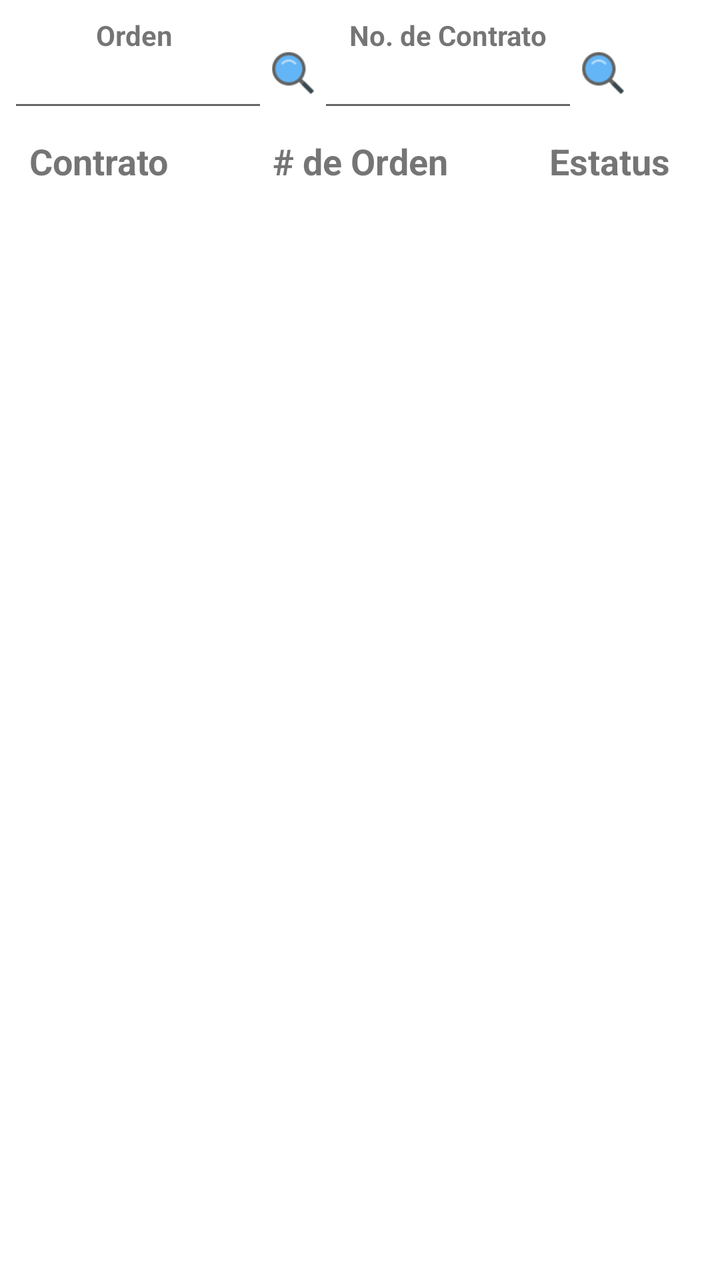
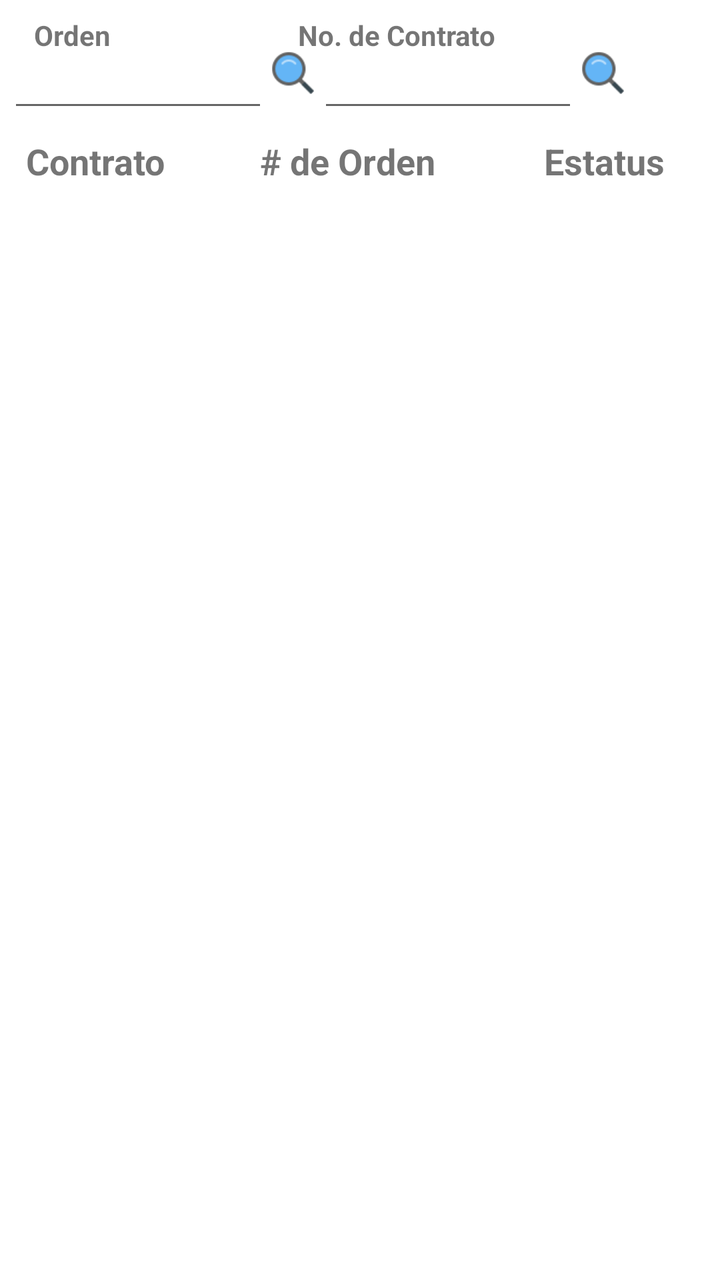

Before-and-after screenshots of an Android layout around one commit, followed by the original layout XML and the change that was made.
<!-- AndroidManifest.xml: application theme AppTheme -->
<!-- res/layout/content_orden.xml -->
<?xml version="1.0" encoding="utf-8"?>
<android.support.constraint.ConstraintLayout xmlns:android="http://schemas.android.com/apk/res/android"
    xmlns:app="http://schemas.android.com/apk/res-auto"
    xmlns:tools="http://schemas.android.com/tools"
    android:layout_width="match_parent"
    android:layout_height="match_parent"
    android:background="@color/fondoBlanco"
    app:layout_behavior="@string/appbar_scrolling_view_behavior"
    tools:context=".Activitys.Orden"

    tools:showIn="@layout/app_bar_orden">

    <ListView
        android:id="@+id/listorden"
        android:layout_width="match_parent"
        android:layout_height="match_parent"
        android:layout_alignParentTop="true"
        android:layout_marginTop="100dp"
        android:backgroundTint="@color/colorPrimary"
        android:dividerHeight="10dp"
        android:elevation="80dp"
        android:paddingLeft="8dp"
        android:paddingRight="8dp"
        app:layout_constraintEnd_toEndOf="parent"
        app:layout_constraintStart_toStartOf="parent"
        app:layout_constraintTop_toTopOf="parent" />

    <TextView
        android:id="@+id/textView39"
        android:layout_width="wrap_content"
        android:layout_height="wrap_content"
        android:layout_marginStart="8dp"
        android:layout_marginTop="8dp"
        android:layout_marginEnd="8dp"
        android:text="@string/orden"
        android:textStyle="bold"
        app:layout_constraintEnd_toEndOf="@+id/ordsearch"
        app:layout_constraintStart_toStartOf="parent"
        app:layout_constraintTop_toTopOf="parent" />

    <EditText
        android:id="@+id/ordsearch"
        android:layout_width="130dp"
        android:layout_height="45dp"
        android:layout_marginStart="4dp"
        android:layout_marginTop="16dp"
        android:inputType="number"
        app:layout_constraintEnd_toStartOf="@+id/borden"
        app:layout_constraintStart_toStartOf="parent"
        app:layout_constraintTop_toTopOf="parent" />

    <Button
        android:id="@+id/borden"
        android:layout_width="25dp"
        android:layout_height="25dp"
        android:layout_marginTop="24dp"
        android:background="@drawable/busqueda"
        android:gravity="center_vertical"
        app:layout_constraintStart_toEndOf="@+id/ordsearch"
        app:layout_constraintTop_toTopOf="parent" />


    <EditText
        android:id="@+id/contsearch"
        android:layout_width="130dp"
        android:layout_height="45dp"
        android:layout_marginTop="16dp"
        android:inputType="text|number"
        app:layout_constraintStart_toEndOf="@+id/borden"
        app:layout_constraintTop_toTopOf="parent" />

    <Button
        android:id="@+id/bcontrato"
        android:layout_width="25dp"
        android:layout_height="25dp"
        android:layout_marginTop="24dp"
        android:background="@drawable/busqueda"
        android:gravity="center_vertical"
        app:layout_constraintStart_toEndOf="@+id/contsearch"
        app:layout_constraintTop_toTopOf="parent" />

    <TextView
        android:layout_width="wrap_content"
        android:layout_height="wrap_content"
        android:layout_marginStart="8dp"
        android:layout_marginTop="8dp"
        android:layout_marginEnd="8dp"
        android:text="@string/n_Contrato"
        android:textStyle="bold"
        app:layout_constraintEnd_toStartOf="@+id/bcontrato"
        app:layout_constraintStart_toEndOf="@+id/borden"
        app:layout_constraintTop_toTopOf="parent" />

    <TextView
        android:id="@+id/textView38"
        android:layout_width="wrap_content"
        android:layout_height="wrap_content"
        android:layout_alignParentStart="true"
        android:layout_marginTop="8dp"
        android:layout_marginBottom="8dp"
        android:text="@string/contrato"
        android:textSize="18dp"
        android:textStyle="bold"
        app:layout_constraintBottom_toTopOf="@+id/listorden"
        app:layout_constraintEnd_toEndOf="parent"
        app:layout_constraintHorizontal_bias="0.05"
        app:layout_constraintStart_toStartOf="parent"
        app:layout_constraintTop_toBottomOf="@+id/ordsearch" />

    <TextView
        android:id="@+id/textView40"
        android:layout_width="wrap_content"
        android:layout_height="wrap_content"
        android:layout_alignParentStart="true"
        android:layout_marginStart="8dp"
        android:layout_marginTop="8dp"
        android:layout_marginEnd="8dp"
        android:layout_marginBottom="8dp"
        android:text="@string/n_Orden"
        android:textSize="18dp"
        android:textStyle="bold"
        app:layout_constraintBottom_toTopOf="@+id/listorden"
        app:layout_constraintEnd_toEndOf="parent"
        app:layout_constraintStart_toStartOf="parent"
        app:layout_constraintTop_toBottomOf="@+id/contsearch" />


    <TextView
        android:layout_width="wrap_content"
        android:layout_height="wrap_content"
        android:layout_alignParentEnd="true"
        android:layout_marginStart="8dp"
        android:layout_marginTop="8dp"
        android:layout_marginEnd="8dp"
        android:layout_marginBottom="8dp"
        android:text="@string/estatus"
        android:textSize="18dp"
        android:textStyle="bold"
        app:layout_constraintBottom_toTopOf="@+id/listorden"
        app:layout_constraintEnd_toEndOf="parent"
        app:layout_constraintHorizontal_bias="0.94"
        app:layout_constraintStart_toStartOf="parent"
        app:layout_constraintTop_toBottomOf="@+id/contsearch" />



</android.support.constraint.ConstraintLayout>
<!-- res/layout/app_bar_orden.xml (included above) -->
<?xml version="1.0" encoding="utf-8"?>
<android.support.design.widget.CoordinatorLayout xmlns:android="http://schemas.android.com/apk/res/android"
    xmlns:app="http://schemas.android.com/apk/res-auto"
    xmlns:tools="http://schemas.android.com/tools"
    android:layout_width="match_parent"
    android:layout_height="match_parent"
    tools:context=".Activitys.Orden">

    <android.support.design.widget.AppBarLayout
        android:layout_width="match_parent"
        android:layout_height="wrap_content"
        android:theme="@style/AppTheme.AppBarOverlay">

        <android.support.v7.widget.Toolbar
            android:id="@+id/toolbar"
            android:layout_width="match_parent"
            android:layout_height="?attr/actionBarSize"
            android:background="?attr/colorPrimary"
            app:popupTheme="@style/AppTheme.PopupOverlay" />

    </android.support.design.widget.AppBarLayout>

    <include layout="@layout/content_orden" />




</android.support.design.widget.CoordinatorLayout>
<!-- resources referenced by this layout -->
<resources>
  <color name="colorPrimary">#0277BD</color>
  <color name="fondoBlanco">#fff</color>
  <!-- drawable busqueda: png bitmap (drawable, 1157 bytes) -->
  <string name="contrato">Contrato</string>
  <string name="estatus">Estatus</string>
  <string name="n_Contrato">No. de Contrato</string>
  <string name="n_Orden"># de Orden</string>
  <string name="orden">Orden</string>
  <style name="AppTheme.AppBarOverlay" parent="ThemeOverlay.AppCompat.Dark.ActionBar" />
  <style name="AppTheme.PopupOverlay" parent="ThemeOverlay.AppCompat.Light" />
  <style name="AppTheme" parent="Theme.AppCompat.Light.DarkActionBar">
          
          <item name="colorPrimary">@color/colorPrimary</item>
          <item name="colorPrimaryDark">@color/colorPrimaryDark</item>
          <item name="colorAccent">@color/colorAccent</item>
          <item name="android:colorForeground">@android:color/background_dark</item>
      </style>
  <color name="colorPrimaryDark">#004C8C</color>
  <color name="colorAccent">#0000FF</color>
</resources>

<!-- the commit's change to res/layout/content_orden.xml (unified diff, before → after) -->
@@ -27,7 +27,7 @@
 
     <TextView
         android:id="@+id/textView39"
-        android:layout_width="wrap_content"
+        android:layout_width="100dp"
         android:layout_height="wrap_content"
         android:layout_marginStart="8dp"
         android:layout_marginTop="8dp"
@@ -80,7 +80,7 @@
         app:layout_constraintTop_toTopOf="parent" />
 
     <TextView
-        android:layout_width="wrap_content"
+        android:layout_width="150dp"
         android:layout_height="wrap_content"
         android:layout_marginStart="8dp"
         android:layout_marginTop="8dp"
@@ -93,7 +93,7 @@
 
     <TextView
         android:id="@+id/textView38"
-        android:layout_width="wrap_content"
+        android:layout_width="100dp"
         android:layout_height="wrap_content"
         android:layout_alignParentStart="true"
         android:layout_marginTop="8dp"
@@ -109,7 +109,7 @@
 
     <TextView
         android:id="@+id/textView40"
-        android:layout_width="wrap_content"
+        android:layout_width="100dp"
         android:layout_height="wrap_content"
         android:layout_alignParentStart="true"
         android:layout_marginStart="8dp"
@@ -126,20 +126,18 @@
 
 
     <TextView
-        android:layout_width="wrap_content"
+        android:layout_width="100dp"
         android:layout_height="wrap_content"
         android:layout_alignParentEnd="true"
-        android:layout_marginStart="8dp"
         android:layout_marginTop="8dp"
         android:layout_marginEnd="8dp"
         android:layout_marginBottom="8dp"
         android:text="@string/estatus"
         android:textSize="18dp"
         android:textStyle="bold"
+        android:textAlignment="center"
         app:layout_constraintBottom_toTopOf="@+id/listorden"
         app:layout_constraintEnd_toEndOf="parent"
-        app:layout_constraintHorizontal_bias="0.94"
-        app:layout_constraintStart_toStartOf="parent"
         app:layout_constraintTop_toBottomOf="@+id/contsearch" />
 
 
